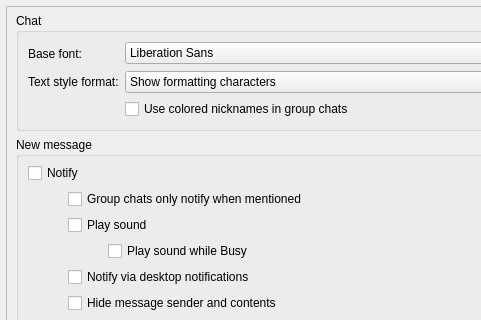
First picture: the form in src/widget/form/settings/userinterfacesettings.ui, repository qTox/qTox, before the edit; both pictures show x 0 to 481 and y 0 to 320 of the 678 by 810 pixel window.
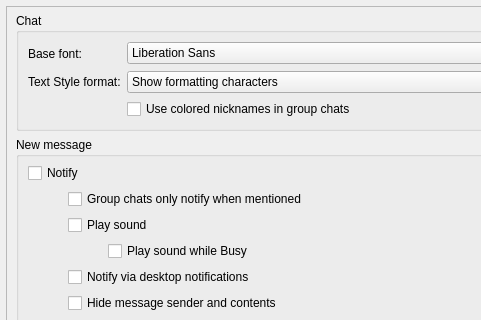
Second picture: the form after the edit. Custom widgets are drawn as their Qt base class.

Patch:
```diff
--- a/src/widget/form/settings/userinterfacesettings.ui
+++ b/src/widget/form/settings/userinterfacesettings.ui
@@ -111,7 +111,7 @@
              <string>New text styling preference may not load until qTox restarts.</string>
             </property>
             <property name="text">
-             <string>Text style format:</string>
+             <string>Text Style format:</string>
             </property>
             <property name="alignment">
              <set>Qt::AlignLeading|Qt::AlignLeft|Qt::AlignVCenter</set>
```
